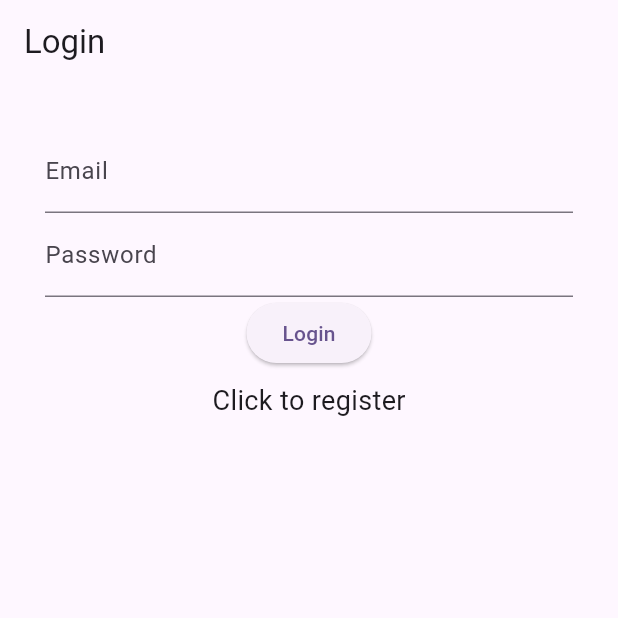
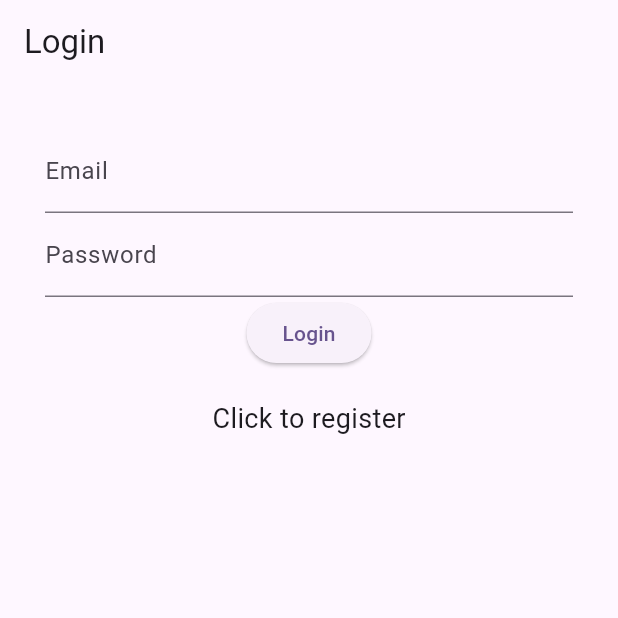
Before and after one commit to GastroGo/gastro, a Flutter app: the screen it shows after launch, after a tap on "Login", after a tap on "Click to register", after a tap on "Click to login", on a phone screen of 412 x 824 dp, the top half of it. Run offline on Flutter 3.47's test engine with Material 3 defaults, Android fonts, the phone set to English and light mode, and no system bars; our stand-ins replace firebase_auth, firebase_core, firebase_database; accounts and stored records are empty.

Commit message:
fix
Metzger am yappen

```diff
--- a/lib/main.dart
+++ b/lib/main.dart
@@ -1,5 +1,9 @@
+import 'package:firebase_auth/firebase_auth.dart';
+import 'package:firebase_database/firebase_database.dart';
 import 'package:flutter/material.dart';
 import 'package:firebase_core/firebase_core.dart';
+import 'package:gastro/screens/Dashboard.dart';
+import 'package:gastro/screens/Homepage.dart';
 import 'firebase_options.dart';
 import 'package:gastro/screens/Login.dart';
 
@@ -8,12 +12,32 @@ void main() async {
   await Firebase.initializeApp(
     options: DefaultFirebaseOptions.currentPlatform,
   );
+
   runApp(App());
 }
 
 class App extends StatelessWidget {
+  final FirebaseAuth _auth = FirebaseAuth.instance;
+
+  Future<bool> _getUserData(User? user) async {
+    if (user == null) {
+      return false;
+    } else {
+      DatabaseReference ref = FirebaseDatabase.instance.ref("Restaurants");
+      DatabaseEvent event = await ref.orderByChild("daten/uid").equalTo(user.uid).once();
+      DataSnapshot snapshot = event.snapshot;
+      return snapshot.value != null;
+    }
+  }
+
   @override
   Widget build(BuildContext context) {
+    return StreamBuilder<User?>(
+      stream: _auth.authStateChanges(),
+      builder: (BuildContext context, AsyncSnapshot<User?> snapshot) {
+        if (snapshot.connectionState == ConnectionState.active) {
+          final User? user = snapshot.data;
+          if (user == null) {
             return MaterialApp(
               debugShowCheckedModeBanner: false,
               title: 'Gastro Go!',
@@ -23,5 +47,34 @@ class App extends StatelessWidget {
               ),
               home: Login(), // Set the Login widget as the home screen
             );
+          } else {
+            return MaterialApp(
+              debugShowCheckedModeBanner: false,
+              title: 'Gastro Go!',
+              theme: ThemeData(
+                colorScheme: ColorScheme.fromSeed(seedColor: Colors.deepPurple),
+                useMaterial3: true,
+              ),
+              home: FutureBuilder(
+                future: _getUserData(user),
+                builder: (BuildContext context, AsyncSnapshot snapshot) {
+                  if (snapshot.connectionState == ConnectionState.waiting) {
+                    return CircularProgressIndicator();
+                  } else {
+                    if (snapshot.hasError) {
+                      return Text('Error: ${snapshot.error}');
+                    } else {
+                      return snapshot.data ? Dashboard(user: user) : Homepage(user: user);
                     }
                   }
+                },
+              ),
+            );
+          }
+        } else {
+          return CircularProgressIndicator();
+        }
+      },
+    );
+  }
+}
--- a/lib/screens/Login.dart
+++ b/lib/screens/Login.dart
@@ -84,7 +84,7 @@ class _LoginState extends State<Login> {
                 },
               ),
               Padding(
-                padding: const EdgeInsets.all(8.0),
+                padding: const EdgeInsets.only(top: 20),
                 child: InkWell(
                   onTap: () {
                       Navigator.pushReplacement(
--- a/lib/screens/Register.dart
+++ b/lib/screens/Register.dart
@@ -21,7 +21,11 @@ class _RegsiterState extends State<Register> {
   Widget build(BuildContext context) {
     return Scaffold(
       appBar: AppBar(
+        leading: BackButton(
+            color: Colors.black
+        ),
         title: Text('Register'),
+        centerTitle: true,
       ),
       body: Padding(
         padding: const EdgeInsets.all(30.0),
@@ -66,21 +70,29 @@ class _RegsiterState extends State<Register> {
                   }
                 },
               ),
-              ElevatedButton(
-                child: Text('Click to login'),
-                onPressed: () async {
+              Padding(
+                padding: const EdgeInsets.only(top: 20),
+                child: InkWell(
+                  onTap: () {
                     Navigator.pushReplacement(
                       context,
                       MaterialPageRoute(builder: (context) => Login()),
-                  );                },
+                    );
+                  },
+                  child: Text("Click to login", style: TextStyle(fontSize: 18),),
                 ),
-              ElevatedButton(
-                child: Text('Click to create a restaurant'),
-                onPressed: () async {
+              ),
+              Padding(
+                padding: const EdgeInsets.only(top: 20),
+                child: InkWell(
+                  onTap: () {
                     Navigator.pushReplacement(
                       context,
                       MaterialPageRoute(builder: (context) => CreateRestaurant()),
-                  );                },
+                    );
+                  },
+                  child: Text("Create Restaurant", style: TextStyle(fontSize: 18),),
+                ),
               ),
             ],
           ),
```
Also changed, not shown: lib/screens/CreateRestaurant.dart (+11 -7 lines), lib/routes.dart (added). Lines whose indentation alone changed are shown as unchanged.
